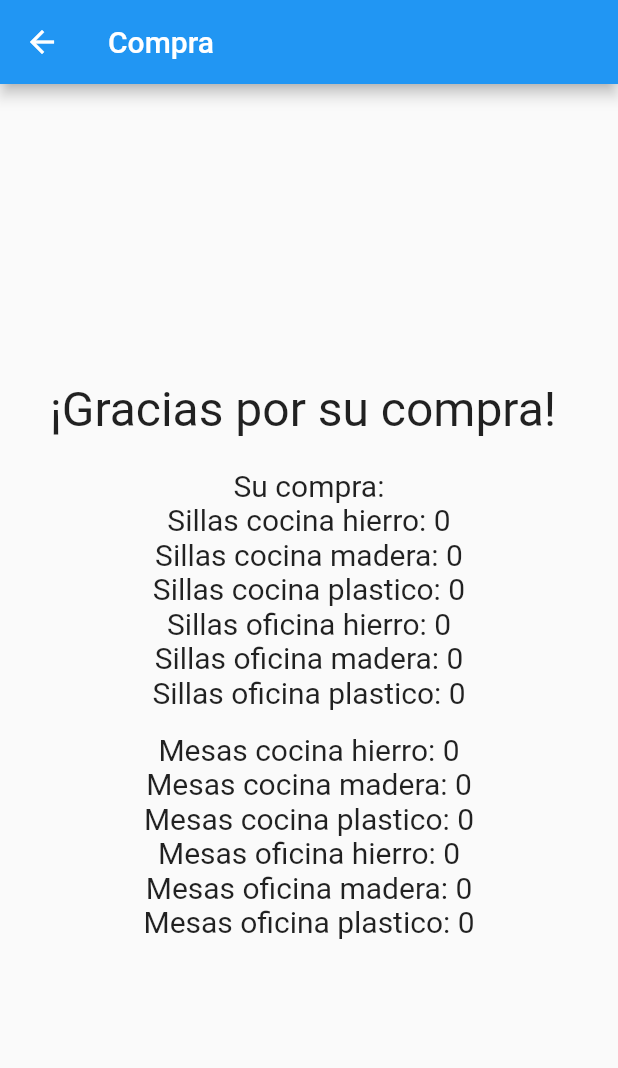
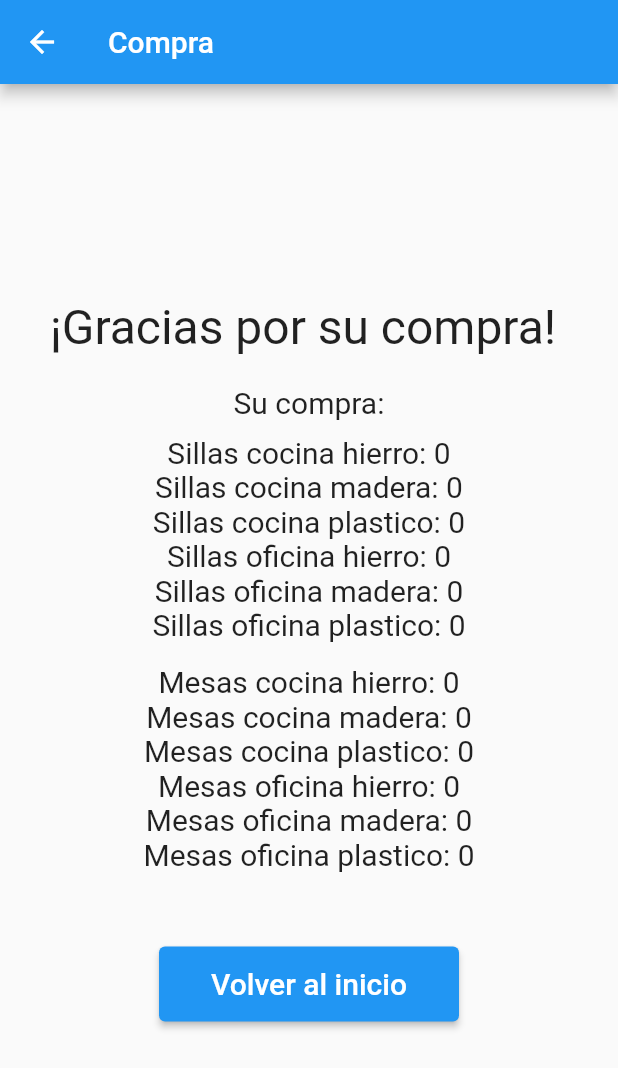
Before and after one commit to dpoulols/ds_p2_flutter, a Flutter app: the PurchaseScreen screen opened directly with empty values, after a tap on "Comprar", on a phone screen of 412 x 824 dp. Shown: the top 1068 px of the screen. Run offline on Flutter 3.47's test engine with Material 2 defaults, Android fonts, the phone set to English and light mode, and no system bars; our stand-ins replace fluttertoast; network calls fail.

Commit message:
Arreglillos y boton de vuelta a inicio

```diff
--- a/lib/acceso_empleados.dart
+++ b/lib/acceso_empleados.dart
@@ -73,7 +73,7 @@ class _AccesoEmpleadosState extends State<AccesoEmpleados> {
               SizedBox(height: 50,),
               ElevatedButton(
                 child: Text(
-                  'Gestión del stock**',
+                  'Gestión del stock',
                   style: TextStyle(
                     fontSize: 20.0,
                     color: Colors.white,
--- a/lib/purchase_screen.dart
+++ b/lib/purchase_screen.dart
@@ -96,6 +96,7 @@ class _PurchaseScreenState extends State<PurchaseScreen> {
                   'Su compra:',
                   style: TextStyle(fontSize: 20),
                 ),
+                const SizedBox(height: 10,),
                 Text(
                     'Sillas cocina hierro: ${compras.last.getSillas("Cocina", "Hierro")}',
                   style: TextStyle(fontSize: 20),
@@ -144,6 +145,26 @@ class _PurchaseScreenState extends State<PurchaseScreen> {
                 Text(
                     'Mesas oficina plastico: ${compras.last.getMesas("Oficina", "Plastico")}',
                   style: TextStyle(fontSize: 20),
+                ),
+                const SizedBox(height: 50,),
+                ElevatedButton(
+                  child: Text(
+                    'Volver al inicio',
+                    style: TextStyle(
+                      fontSize: 20.0,
+                      color: Colors.white,
+
+                    ),
+                  ),
+                  style: ButtonStyle(
+                    minimumSize: MaterialStateProperty.all(Size(200, 50)),
+                  ),
+                  onPressed: () {
+                    Navigator.push(
+                      context,
+                      MaterialPageRoute(builder: (context) => HomePage()),
+                    );
+                  },
                 ),
               ]
             )
```
